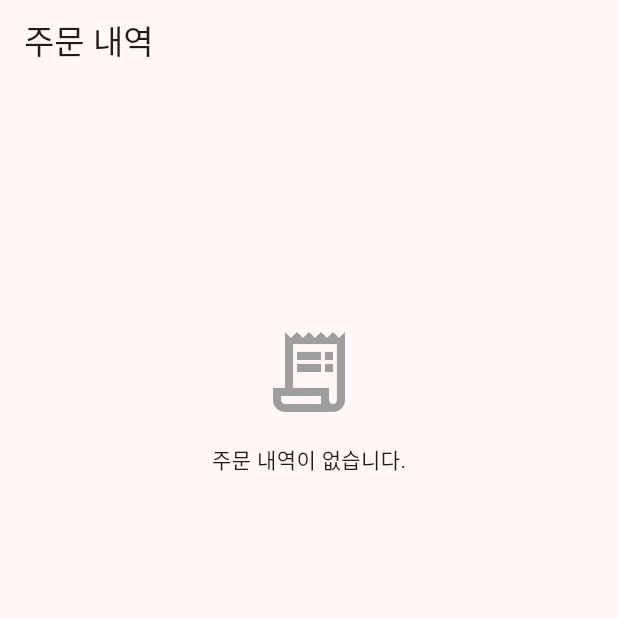
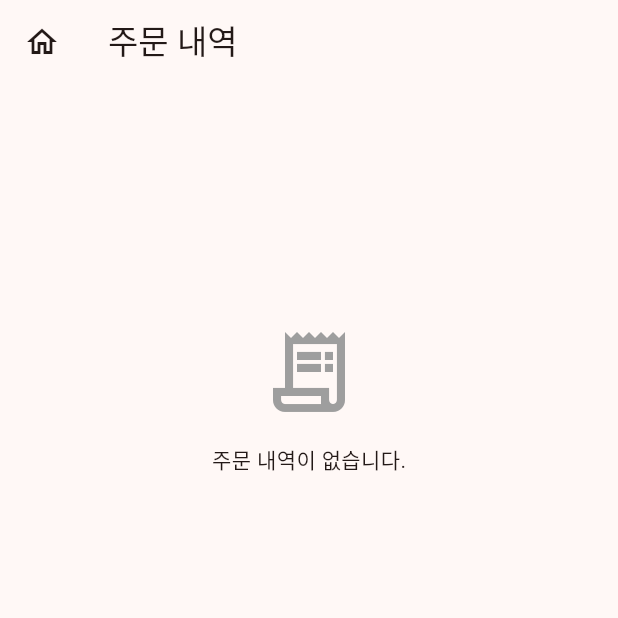
Before and after one commit to jin-sin/CoBuying, a Flutter app: the OrderListPage screen opened by its route, on a phone screen of 412 x 824 dp, the top half of it. Run offline on Flutter 3.47's test engine with Material 3 defaults, Android fonts, the phone set to English and light mode, and no system bars; our stand-ins replace cached_network_image, flutter_riverpod, go_router, image_picker, supabase_flutter; missing offline and left inert: postal_ko; accounts and stored records are empty.

Commit message:
버튼 최소 너비 버그 수정 + 주문 완료 후 홈 복귀 동선 추가
- 테마의 FilledButton minimumSize가 Size.fromHeight(무한 너비)라
  Row 안 버튼(정산 탭 지급 기록 등)이 레이아웃 실패로 안 그려지던 문제 수정
- 장바구니 하단 주문하기 버튼은 stretch로 전체 폭 유지
- 주문 상세/목록: 스택이 비면 앱바에 홈 버튼 표시,
  주문 완료 직후 '쇼핑 계속하기/주문 내역 보기' 버튼 추가

Co-Authored-By: Claude Fable 5 <noreply@anthropic.com>

```diff
--- a/lib/core/theme.dart
+++ b/lib/core/theme.dart
@@ -12,7 +12,9 @@ ThemeData buildAppTheme() {
     ),
     filledButtonTheme: FilledButtonThemeData(
       style: FilledButton.styleFrom(
-        minimumSize: const Size.fromHeight(52),
+        // 최소 너비를 무한대(Size.fromHeight)로 두면 Row 등 가로 무제한
+        // 레이아웃에서 버튼이 그려지지 않는다. 높이만 키우고 너비는 내용에 맡긴다.
+        minimumSize: const Size(64, 52),
         shape: RoundedRectangleBorder(borderRadius: BorderRadius.circular(12)),
       ),
     ),
--- a/lib/features/cart/cart_page.dart
+++ b/lib/features/cart/cart_page.dart
@@ -66,6 +66,7 @@ class CartPage extends ConsumerWidget {
                 child: Padding(
                   padding: const EdgeInsets.all(16),
                   child: Column(
+                    crossAxisAlignment: CrossAxisAlignment.stretch,
                     children: [
                       Row(
                         mainAxisAlignment: MainAxisAlignment.spaceBetween,
--- a/lib/features/orders/order_list_page.dart
+++ b/lib/features/orders/order_list_page.dart
@@ -13,7 +13,17 @@ class OrderListPage extends ConsumerWidget {
     final orders = ref.watch(myOrdersProvider);
 
     return Scaffold(
-      appBar: AppBar(title: const Text('주문 내역')),
+      appBar: AppBar(
+        title: const Text('주문 내역'),
+        // 주문 완료 화면에서 넘어오는 등 스택이 비어 있으면 홈으로 나갈 수단을 준다.
+        leading: context.canPop()
+            ? null
+            : IconButton(
+                icon: const Icon(Icons.home_outlined),
+                tooltip: '홈으로',
+                onPressed: () => context.go('/'),
+              ),
+      ),
       body: RefreshIndicator(
         onRefresh: () => ref.refresh(myOrdersProvider.future),
         child: orders.when(
```
Also changed, not shown: lib/features/orders/order_detail_page.dart (+24 -1 lines).
